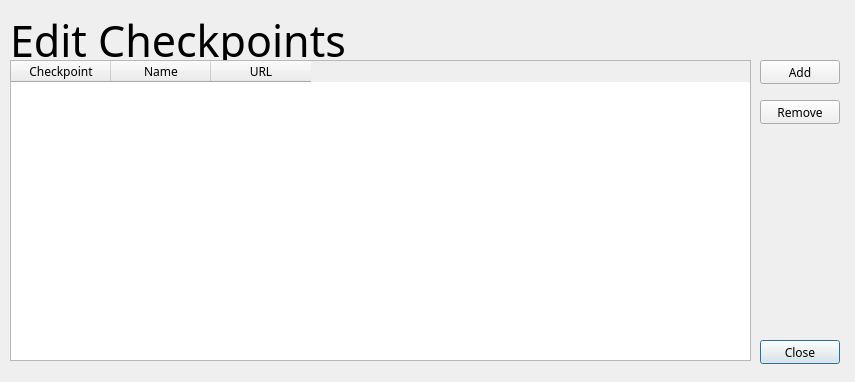
Above: wikiLYNX/ui/editchk.ui from flamboyantpenguin/wikiLYNX before the change. Below: the same form after it.
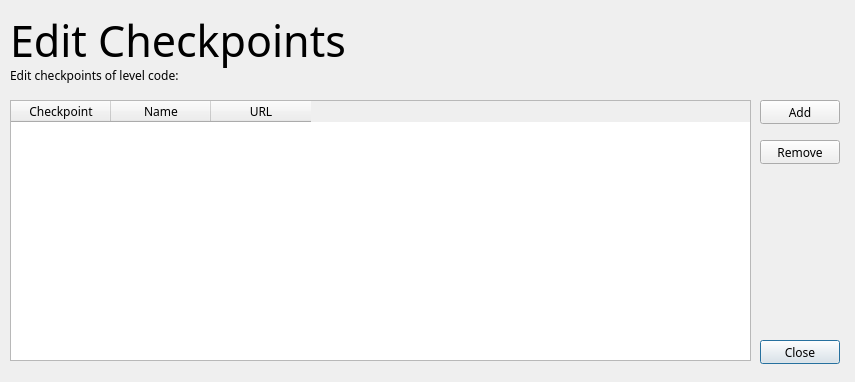
That is the form after the change.

Diff of the .ui file:
```diff
--- a/wikiLYNX/ui/editchk.ui
+++ b/wikiLYNX/ui/editchk.ui
@@ -55,11 +55,23 @@
    <property name="geometry">
     <rect>
      <x>10</x>
-     <y>60</y>
+     <y>100</y>
      <width>741</width>
-     <height>301</height>
+     <height>261</height>
     </rect>
    </property>
+   <property name="showDropIndicator" stdset="0">
+    <bool>true</bool>
+   </property>
+   <property name="sortingEnabled">
+    <bool>true</bool>
+   </property>
+   <attribute name="horizontalHeaderVisible">
+    <bool>true</bool>
+   </attribute>
+   <attribute name="verticalHeaderVisible">
+    <bool>false</bool>
+   </attribute>
    <column>
     <property name="text">
      <string>Checkpoint</string>
@@ -80,7 +92,7 @@
    <property name="geometry">
     <rect>
      <x>760</x>
-     <y>60</y>
+     <y>100</y>
      <width>80</width>
      <height>24</height>
     </rect>
@@ -93,7 +105,7 @@
    <property name="geometry">
     <rect>
      <x>760</x>
-     <y>100</y>
+     <y>140</y>
      <width>80</width>
      <height>24</height>
     </rect>
@@ -102,6 +114,19 @@
     <string>Remove</string>
    </property>
   </widget>
+  <widget class="QLabel" name="label_2">
+   <property name="geometry">
+    <rect>
+     <x>10</x>
+     <y>60</y>
+     <width>741</width>
+     <height>31</height>
+    </rect>
+   </property>
+   <property name="text">
+    <string>Edit checkpoints of level code: </string>
+   </property>
+  </widget>
  </widget>
  <resources/>
  <connections/>
```
